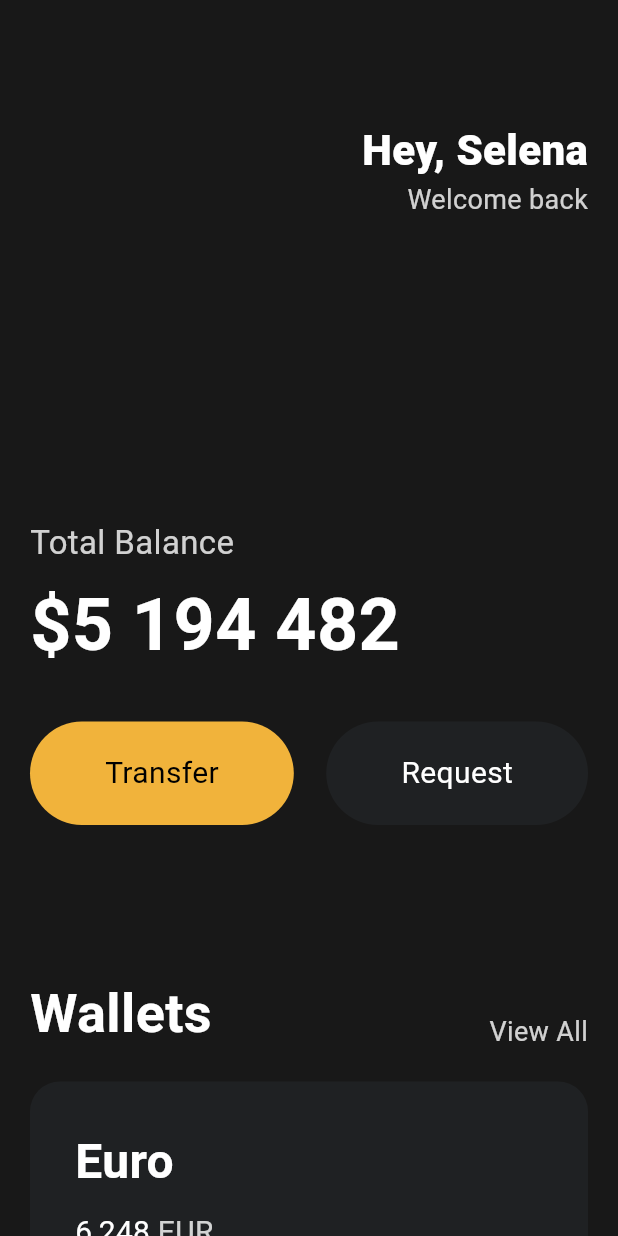
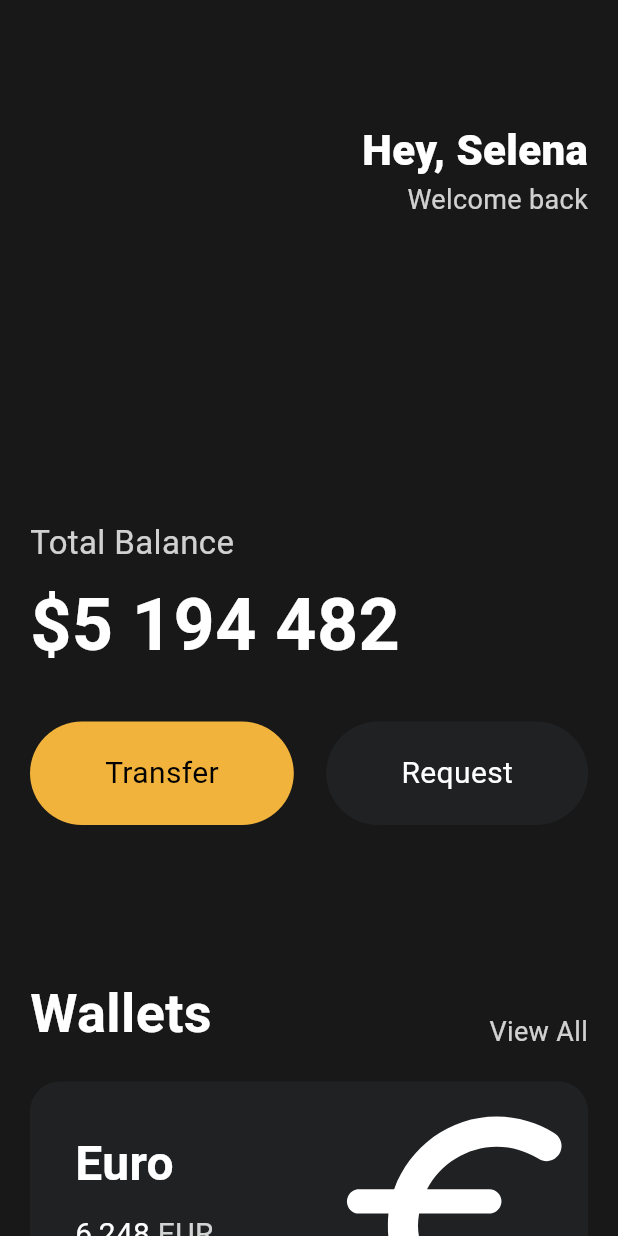
Before and after one commit to kanghowoo/flutter-study, a Flutter app: the screen it shows after launch, on a phone screen of 412 x 824 dp. Run offline on Flutter 3.47's test engine with Material 3 defaults, Android fonts, the phone set to English and light mode, and no system bars.

Commit message:
design: add Icon & translate offset & Clip behavior

```diff
--- a/toonflix/lib/main.dart
+++ b/toonflix/lib/main.dart
@@ -111,6 +111,7 @@ class App extends StatelessWidget {
                 height: 20,
               ),
               Container(
+                clipBehavior: Clip.hardEdge,
                 decoration: BoxDecoration(
                   color: const Color(0xFF1F2123),
                   borderRadius: BorderRadius.circular(20),
@@ -118,6 +119,7 @@ class App extends StatelessWidget {
                 child: Padding(
                   padding: const EdgeInsets.all(30),
                   child: Row(
+                    mainAxisAlignment: MainAxisAlignment.spaceBetween,
                     children: [
                       Column(
                         crossAxisAlignment: CrossAxisAlignment.start,
@@ -156,6 +158,17 @@ class App extends StatelessWidget {
                           ),
                         ],
                       ),
+                      Transform.scale(
+                        scale: 2.2,
+                        child: Transform.translate(
+                          offset: const Offset(-5, 10),
+                          child: const Icon(
+                            Icons.euro_rounded,
+                            color: Colors.white,
+                            size: 88,
+                          ),
+                        ),
+                      ),
                     ],
                   ),
                 ),
```
